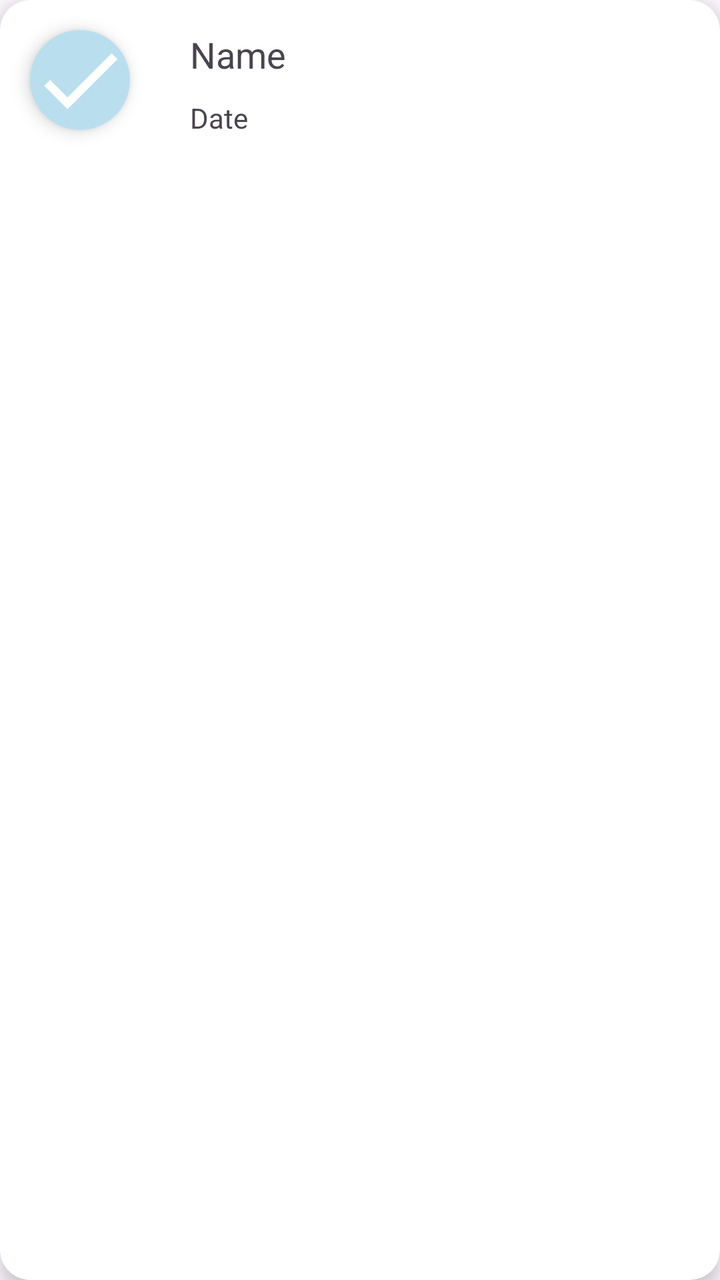
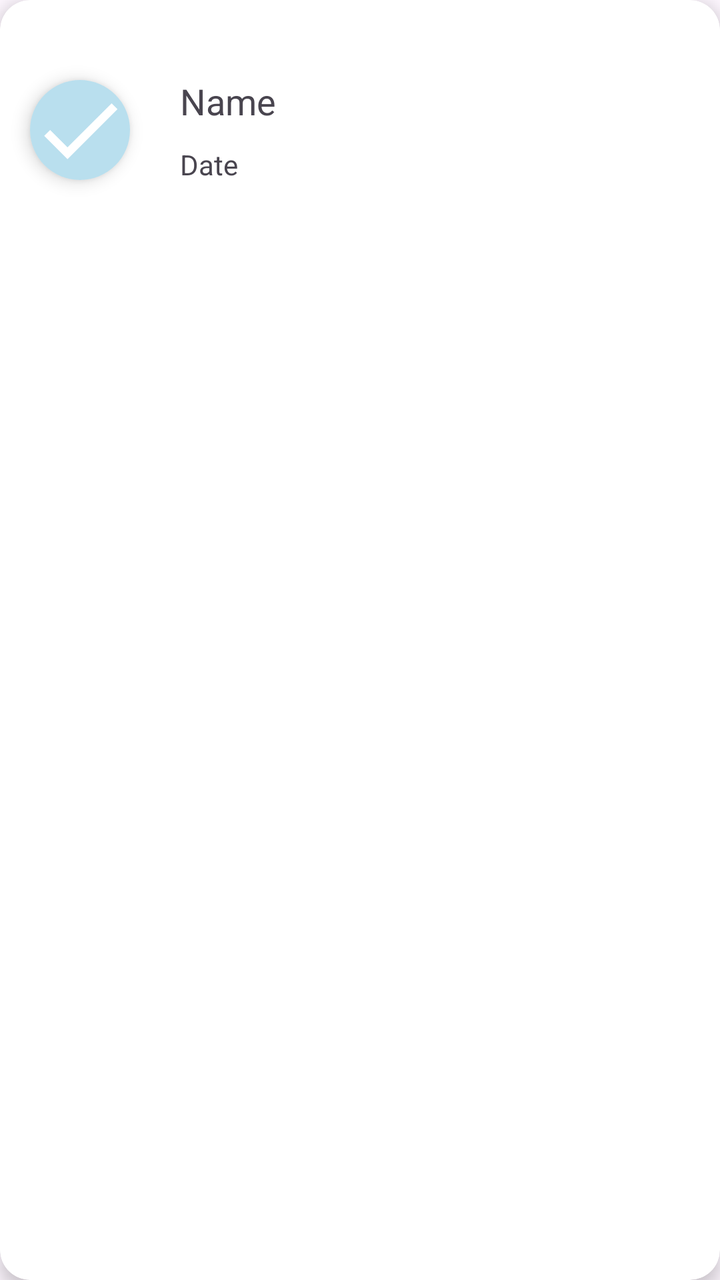

Two renders of the same Android screen: before a commit and after it. Below are the layout's source before the change and the commit's diff.
<!-- AndroidManifest.xml: application theme Base.Theme.TestMapKit -->
<!-- res/layout/item_history.xml -->
<?xml version="1.0" encoding="utf-8"?>
<androidx.cardview.widget.CardView xmlns:android="http://schemas.android.com/apk/res/android"
    android:layout_width="match_parent"
    android:layout_height="wrap_content"
    xmlns:app="http://schemas.android.com/apk/res-auto"
    app:cardElevation="5dp"
    app:cardCornerRadius="15dp"
    android:layout_margin="3dp">

    <LinearLayout
        android:layout_width="match_parent"
        android:layout_height="wrap_content"
        android:orientation="horizontal"
        android:gravity="center">

        <androidx.cardview.widget.CardView
            android:layout_width="wrap_content"
            android:layout_height="wrap_content"
            app:cardElevation="5dp"
            app:cardCornerRadius="180dp"
            android:layout_margin="15dp">


            <ImageView
                android:id="@+id/img_history_list"
                android:layout_width="50dp"
                android:layout_height="50dp"
                android:src="@drawable/ic_done"
                android:background="@color/light_blue"
                android:contentDescription="Done"
                />

        </androidx.cardview.widget.CardView>

        <LinearLayout
            android:layout_width="match_parent"
            android:layout_height="match_parent"
            android:orientation="vertical"
            android:layout_margin="10dp">

            <TextView
                android:id="@+id/tv_route_name"
                android:layout_width="match_parent"
                android:layout_height="wrap_content"
                android:layout_margin="5dp"
                android:textSize="@dimen/text_normal"
                android:text="Name"/>

            <TextView
                android:id="@+id/tv_route_date"
                android:layout_width="match_parent"
                android:layout_height="wrap_content"
                android:layout_margin="5dp"
                android:textSize="@dimen/text_small"
                android:text="Date"/>

        </LinearLayout>
    </LinearLayout>

</androidx.cardview.widget.CardView>
<!-- resources referenced by this layout -->
<resources>
  <color name="light_blue">#CCA8D8EA</color>
  <dimen name="text_normal">18sp</dimen>
  <dimen name="text_small">14sp</dimen>
  <!-- drawable ic_done (drawable) -->
  <vector xmlns:android="http://schemas.android.com/apk/res/android" android:height="24dp" android:tint="#FFFFFF" android:viewportHeight="24" android:viewportWidth="24" android:width="24dp">
        
      <path android:fillColor="@android:color/white" android:pathData="M9,16.17L4.83,12l-1.42,1.41L9,19 21,7l-1.41,-1.41z"/>
      
  </vector>
  <style name="Base.Theme.TestMapKit" parent="Theme.Material3.DayNight.NoActionBar">
  
      </style>
</resources>

<!-- the commit's change to res/layout/item_history.xml (unified diff, before → after) -->
@@ -18,7 +18,10 @@
             android:layout_height="wrap_content"
             app:cardElevation="5dp"
             app:cardCornerRadius="180dp"
-            android:layout_margin="15dp">
+            android:layout_marginBottom="40dp"
+            android:layout_marginTop="40dp"
+            android:layout_marginStart="15dp"
+            android:layout_marginEnd="10dp">
 
 
             <ImageView
@@ -36,7 +39,8 @@
             android:layout_width="match_parent"
             android:layout_height="match_parent"
             android:orientation="vertical"
-            android:layout_margin="10dp">
+            android:layout_margin="10dp"
+            android:gravity="center_vertical">
 
             <TextView
                 android:id="@+id/tv_route_name"
